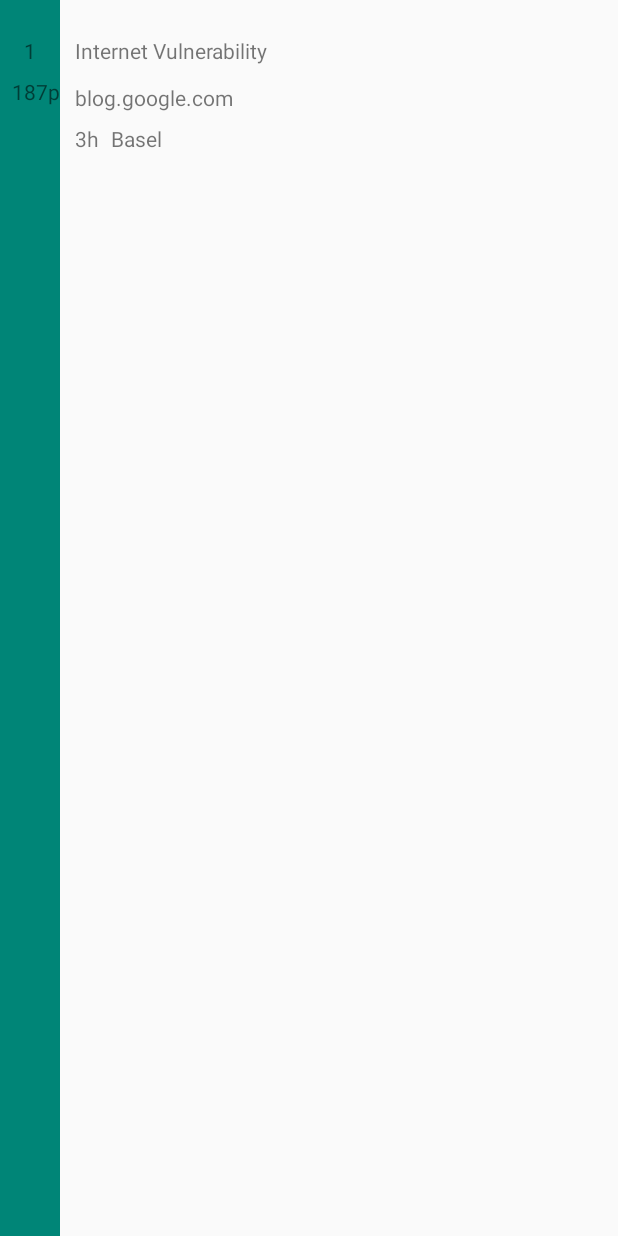
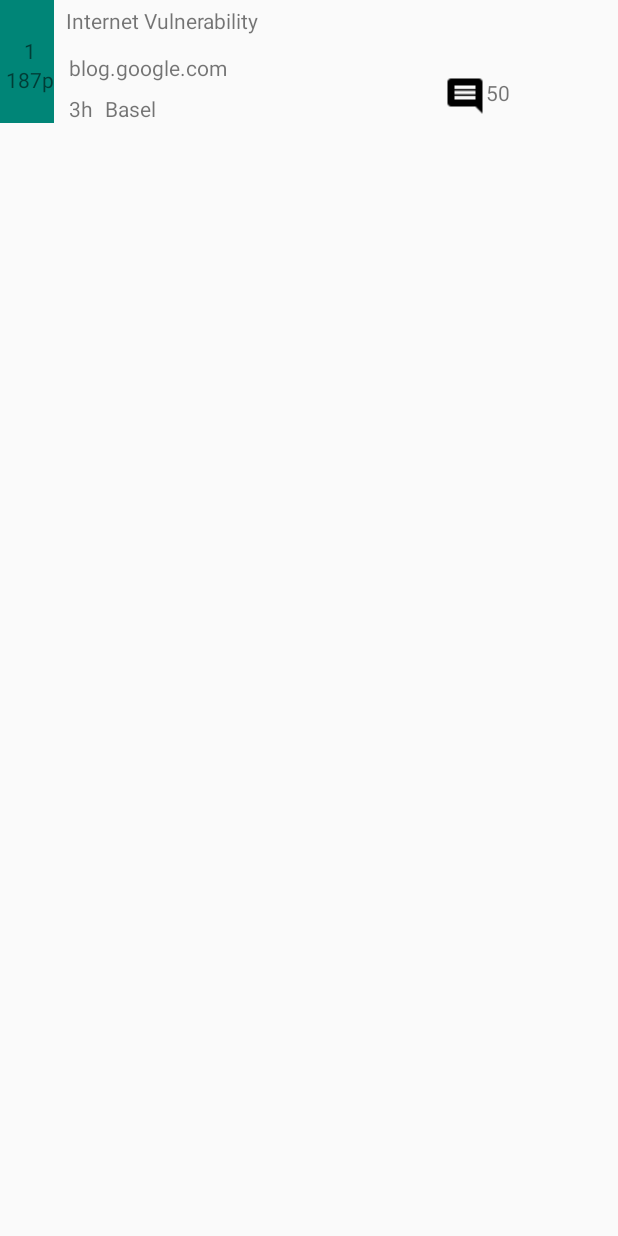
Before and after one commit to basel93natour/HackNewsApp, an Android app: the layout storylist_item.xml on its own in the app's theme, with its tools: preview values and no code run, on a phone screen of 412 x 824 dp. Run offline under Robolectric (Android 15) with nearby library versions, the phone set to English and light mode, and no system bars.

```diff
--- a/app/build.gradle
+++ b/app/build.gradle
@@ -32,7 +32,7 @@ dependencies {
     implementation 'com.squareup.retrofit2:retrofit:2.4.0'
     implementation  'com.squareup.retrofit2:converter-gson:2.4.0'
     implementation 'com.android.support:recyclerview-v7:28.0.0-alpha1'
-
+    implementation 'org.ocpsoft.prettytime:prettytime:4.0.1.Final'
     androidTestImplementation 'com.android.support.test:runner:1.0.2'
     androidTestImplementation 'com.android.support.test.espresso:espresso-core:3.0.2'
 }
--- a/app/src/main/java/com/example/basel/hackernewsdemo/NetworkService/HNService.kt
+++ b/app/src/main/java/com/example/basel/hackernewsdemo/NetworkService/HNService.kt
@@ -1,6 +1,7 @@
 package com.example.basel.hackernewsdemo.NetworkService
 
 
+import com.example.basel.hackernewsdemo.DataModel.Story
 import retrofit2.Call
 import retrofit2.http.GET
 import retrofit2.http.Path
@@ -8,4 +9,7 @@ import retrofit2.http.Path
 interface HNService {
     @GET("topstories.json")
     fun getTopStories(): Call<List<Int>>
+
+    @GET("item/{itemID}.json")
+    fun getStory(@Path("itemID") itemID: Int): Call<Story>
 }
--- a/app/src/main/java/com/example/basel/hackernewsdemo/NetworkService/onFinishedListener.kt
+++ b/app/src/main/java/com/example/basel/hackernewsdemo/NetworkService/onFinishedListener.kt
@@ -1,6 +1,8 @@
 package com.example.basel.hackernewsdemo.NetworkService
 
+import com.example.basel.hackernewsdemo.DataModel.Story
+
 interface onFinishedListener {
-    fun onSuccess(response: String)
+    fun onSuccess(response: Story)
     fun onFailed(message : String)
 }
--- a/app/src/main/res/layout/activity_main.xml
+++ b/app/src/main/res/layout/activity_main.xml
@@ -7,7 +7,7 @@
     tools:context=".MainActivity">
 
     <android.support.v7.widget.RecyclerView
-        android:id="@+id/recycler_view"
+        android:id="@+id/stories_list"
         android:scrollbars="vertical"
         android:layout_width="match_parent"
         android:layout_height="fill_parent"/>
--- a/app/src/main/res/layout/storylist_item.xml
+++ b/app/src/main/res/layout/storylist_item.xml
@@ -4,7 +4,7 @@
     xmlns:app="http://schemas.android.com/apk/res-auto"
     xmlns:tools="http://schemas.android.com/tools"
     android:layout_width="match_parent"
-    android:layout_height="match_parent"
+    android:layout_height="wrap_content"
     >
     <LinearLayout
         android:layout_width="wrap_content"
@@ -28,26 +28,28 @@
                 android:id="@+id/story_points"
                 android:layout_width="wrap_content"
                 android:layout_height="wrap_content"
-        android:layout_marginStart="8dp"
-        android:layout_marginTop="8dp"
+                android:layout_marginStart="4dp"
                 android:text="187p"
                 app:layout_constraintStart_toStartOf="parent"
                 app:layout_constraintTop_toBottomOf="@+id/story_number" />
         </android.support.constraint.ConstraintLayout>
     </LinearLayout>
+
     <LinearLayout
-        android:layout_width="wrap_content"
+        android:layout_width="fill_parent"
         android:layout_height="wrap_content">
 
         <android.support.constraint.ConstraintLayout
-        android:layout_width="match_parent"
+            android:layout_width="fill_parent"
             android:layout_height="match_parent">
+
             <TextView
                 android:id="@+id/story_title"
                 android:layout_width="wrap_content"
                 android:layout_height="wrap_content"
-        android:layout_marginStart="10dp"
-        android:layout_marginTop="24dp"
+                android:layout_marginStart="8dp"
+                android:layout_marginTop="4dp"
+                android:maxLines="1"
                 android:text="Internet Vulnerability"
                 app:layout_constraintStart_toStartOf="parent"
                 app:layout_constraintTop_toTopOf="parent" />
@@ -59,6 +61,7 @@
                 android:layout_marginStart="10dp"
                 android:layout_marginTop="12dp"
                 android:text="blog.google.com"
+                android:maxLines="1"
                 app:layout_constraintStart_toStartOf="parent"
                 app:layout_constraintTop_toBottomOf="@+id/story_title" />
 
@@ -81,6 +84,25 @@
                 android:text="Basel"
                 app:layout_constraintStart_toEndOf="@+id/story_date"
                 app:layout_constraintTop_toBottomOf="@+id/story_url" />
+
+            <ImageView
+                android:id="@+id/imageView"
+                android:layout_width="28dp"
+                android:layout_height="32dp"
+                android:layout_marginStart="260dp"
+                android:layout_marginTop="48dp"
+                app:layout_constraintStart_toStartOf="parent"
+                app:layout_constraintTop_toTopOf="parent"
+                app:srcCompat="@drawable/comment_icon" />
+
+            <TextView
+                android:id="@+id/comments_number"
+                android:layout_width="wrap_content"
+                android:layout_height="wrap_content"
+                android:layout_marginTop="52dp"
+                android:text="50"
+                app:layout_constraintStart_toEndOf="@+id/imageView"
+                app:layout_constraintTop_toTopOf="parent" />
         </android.support.constraint.ConstraintLayout>
     </LinearLayout>
 </LinearLayout>
```
Also changed, not shown: app/src/main/java/com/example/basel/hackernewsdemo/Adapter/SimpleDividerItemDecoration.kt (added, +38 -0 lines), app/src/main/java/com/example/basel/hackernewsdemo/Adapter/StoryListAdapter.kt (added, +89 -0 lines), app/src/main/java/com/example/basel/hackernewsdemo/MainActivity.kt (+31 -8 lines), app/src/main/java/com/example/basel/hackernewsdemo/MainPresenter/MainPresenter.kt (+9 -10 lines), app/src/main/java/com/example/basel/hackernewsdemo/Model/MainModel.kt (+14 -5 lines), app/src/main/res/drawable/line_divider.xml (added, +11 -0 lines), app/src/main/res/values/colors.xml (+20 -0 lines), app/src/main/res/drawable-v24/comment_icon.png (added), app/src/main/res/drawable/comment_icon.png (added). Lines whose indentation alone changed are shown as unchanged.
